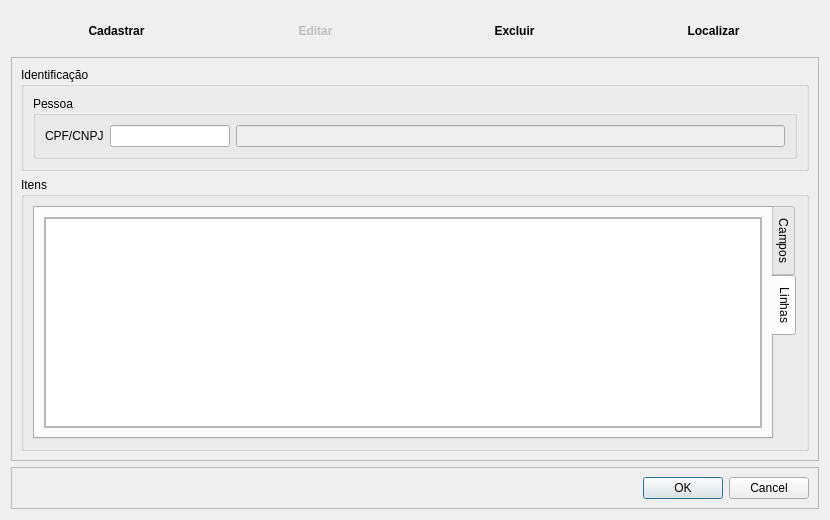
This is Resources/UI/CadastroPedido.ui in Klubas/Projeto-SOAD as Qt 5 draws it before an edit. The edited form follows.
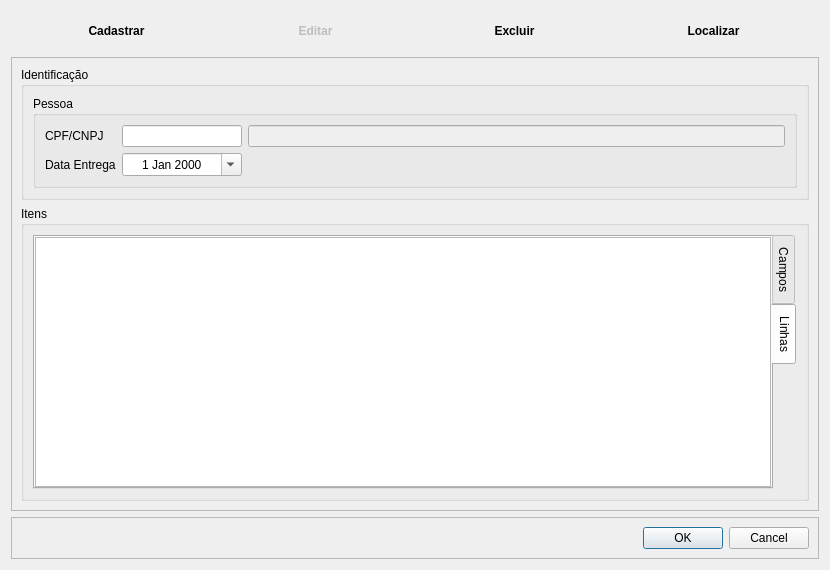
This is the edited form. The open tabs and pages were chosen to show the change.

Commit message: - Meio do cadastro de pedido

```diff
--- a/Resources/UI/CadastroPedido.ui
+++ b/Resources/UI/CadastroPedido.ui
@@ -10,7 +10,7 @@
     <x>0</x>
     <y>0</y>
     <width>830</width>
-    <height>520</height>
+    <height>570</height>
    </rect>
   </property>
   <property name="sizePolicy">
@@ -22,7 +22,7 @@
   <property name="minimumSize">
    <size>
     <width>830</width>
-    <height>520</height>
+    <height>570</height>
    </size>
   </property>
   <property name="windowTitle">
@@ -39,8 +39,6 @@
          <height>60</height>
         </size>
        </property>
-       <layout class="QHBoxLayout" name="horizontalLayout_4">
-        <item>
          <layout class="QHBoxLayout" name="horizontalLayout_3">
           <item>
            <widget class="QPushButton" name="pushButton_cadastrar">
@@ -134,8 +132,6 @@
            </widget>
           </item>
          </layout>
-        </item>
-       </layout>
       </widget>
      </item>
      <item>
@@ -149,6 +145,13 @@
        <layout class="QGridLayout" name="gridLayout_7">
         <item row="0" column="0">
          <widget class="QGroupBox" name="groupBox_identificacao">
+          <property name="font">
+           <font>
+            <weight>50</weight>
+            <bold>false</bold>
+            <kerning>true</kerning>
+           </font>
+          </property>
           <property name="title">
            <string>Identificação</string>
           </property>
@@ -159,14 +162,14 @@
               <string>Pessoa</string>
              </property>
              <layout class="QFormLayout" name="formLayout">
-              <item row="0" column="0">
+              <item row="1" column="0">
                <widget class="QLabel" name="label_documento">
                 <property name="text">
                  <string>CPF/CNPJ</string>
                 </property>
                </widget>
               </item>
-              <item row="0" column="1">
+              <item row="1" column="1">
                <layout class="QHBoxLayout" name="horizontalLayout_2">
                 <item>
                  <widget class="QLineEdit" name="lineEdit_documento">
@@ -187,6 +190,44 @@
                 </item>
                </layout>
               </item>
+              <item row="2" column="0">
+               <widget class="QLabel" name="label_data">
+                <property name="text">
+                 <string>Data Entrega</string>
+                </property>
+               </widget>
+              </item>
+              <item row="2" column="1">
+               <widget class="QDateEdit" name="dateEdit_entrega">
+                <property name="maximumSize">
+                 <size>
+                  <width>120</width>
+                  <height>16777215</height>
+                 </size>
+                </property>
+                <property name="wrapping">
+                 <bool>false</bool>
+                </property>
+                <property name="frame">
+                 <bool>true</bool>
+                </property>
+                <property name="alignment">
+                 <set>Qt::AlignCenter</set>
+                </property>
+                <property name="accelerated">
+                 <bool>false</bool>
+                </property>
+                <property name="showGroupSeparator" stdset="0">
+                 <bool>true</bool>
+                </property>
+                <property name="calendarPopup">
+                 <bool>true</bool>
+                </property>
+                <property name="timeSpec">
+                 <enum>Qt::LocalTime</enum>
+                </property>
+               </widget>
+              </item>
              </layout>
             </widget>
            </item>
@@ -195,9 +236,24 @@
         </item>
         <item row="1" column="0">
          <widget class="QGroupBox" name="groupBox_items">
+          <property name="font">
+           <font>
+            <weight>50</weight>
+            <bold>false</bold>
+           </font>
+          </property>
           <property name="title">
            <string>Itens</string>
           </property>
+          <property name="flat">
+           <bool>false</bool>
+          </property>
+          <property name="checkable">
+           <bool>false</bool>
+          </property>
+          <property name="checked">
+           <bool>false</bool>
+          </property>
           <layout class="QGridLayout" name="gridLayout_3">
            <item row="1" column="0">
             <widget class="QTabWidget" name="tabWidget">
@@ -208,7 +264,7 @@
               <enum>QTabWidget::Rounded</enum>
              </property>
              <property name="currentIndex">
-              <number>1</number>
+              <number>0</number>
              </property>
              <widget class="QWidget" name="tab_campos">
               <property name="sizePolicy">
@@ -331,6 +387,8 @@
                           <property name="font">
                            <font>
                             <pointsize>10</pointsize>
+                            <weight>50</weight>
+                            <bold>false</bold>
                            </font>
                           </property>
                           <property name="text">
@@ -352,6 +410,8 @@
                           <property name="font">
                            <font>
                             <pointsize>10</pointsize>
+                            <weight>50</weight>
+                            <bold>false</bold>
                            </font>
                           </property>
                           <property name="layoutDirection">
@@ -656,14 +716,32 @@
                         <number>6</number>
                        </property>
                        <item row="0" column="0">
+                        <layout class="QHBoxLayout" name="horizontalLayout_9">
+                         <item>
                         <widget class="QLabel" name="label_quantidade">
+                           <property name="font">
+                            <font>
+                             <pointsize>9</pointsize>
+                             <weight>50</weight>
+                             <bold>false</bold>
+                            </font>
+                           </property>
                          <property name="text">
-                          <string>Quantidade</string>
+                            <string>Quantidade (Un)</string>
                          </property>
                          <property name="wordWrap">
                           <bool>false</bool>
                          </property>
                         </widget>
+                         </item>
+                         <item>
+                          <widget class="QLabel" name="label_UNIDADE_MEDIDA">
+                           <property name="text">
+                            <string/>
+                           </property>
+                          </widget>
+                         </item>
+                        </layout>
                        </item>
                        <item row="0" column="1">
                         <layout class="QHBoxLayout" name="horizontalLayout_12">
@@ -723,11 +801,13 @@
                            </property>
                            <property name="font">
                             <font>
-                             <pointsize>8</pointsize>
+                             <pointsize>9</pointsize>
+                             <weight>50</weight>
+                             <bold>false</bold>
                             </font>
                            </property>
                            <property name="text">
-                            <string>Valor Unitário</string>
+                            <string>Valor Unitário (R$)</string>
                            </property>
                           </widget>
                          </item>
@@ -776,12 +856,13 @@
                           <widget class="QLabel" name="label_3">
                            <property name="font">
                             <font>
+                             <pointsize>9</pointsize>
                              <weight>75</weight>
                              <bold>true</bold>
                             </font>
                            </property>
                            <property name="text">
-                            <string>Total Item</string>
+                            <string>Total Item (R$)</string>
                            </property>
                           </widget>
                          </item>
@@ -830,7 +911,7 @@
                          </item>
                         </layout>
                        </item>
-                       <item row="1" column="1">
+                       <item row="2" column="1">
                         <layout class="QHBoxLayout" name="horizontalLayout_15">
                          <property name="spacing">
                           <number>10</number>
@@ -864,7 +945,7 @@
                             </font>
                            </property>
                            <property name="text">
-                            <string>Total Pedido</string>
+                            <string>Total Pedido (R$)</string>
                            </property>
                           </widget>
                          </item>
@@ -905,6 +986,9 @@
                          </item>
                         </layout>
                        </item>
+                       <item row="1" column="1">
+                        <layout class="QVBoxLayout" name="verticalLayout_4"/>
+                       </item>
                       </layout>
                      </item>
                     </layout>
@@ -999,17 +1083,26 @@
                <string>Linhas</string>
               </attribute>
               <layout class="QHBoxLayout" name="horizontalLayout_5">
+               <property name="spacing">
+                <number>0</number>
+               </property>
+               <property name="leftMargin">
+                <number>0</number>
+               </property>
+               <property name="topMargin">
+                <number>0</number>
+               </property>
+               <property name="rightMargin">
+                <number>0</number>
+               </property>
+               <property name="bottomMargin">
+                <number>0</number>
+               </property>
                <item>
-                <widget class="QFrame" name="frame_tabela">
+                <widget class="QWidget" name="widget_tabela" native="true">
                  <property name="autoFillBackground">
                   <bool>false</bool>
                  </property>
-                 <property name="frameShape">
-                  <enum>QFrame::StyledPanel</enum>
-                 </property>
-                 <property name="frameShadow">
-                  <enum>QFrame::Raised</enum>
-                 </property>
                  <layout class="QGridLayout" name="gridLayout_5">
                   <property name="leftMargin">
                    <number>0</number>
@@ -1023,11 +1116,14 @@
                   <property name="bottomMargin">
                    <number>0</number>
                   </property>
-                  <property name="spacing">
-                   <number>0</number>
-                  </property>
                   <item row="0" column="0">
                    <widget class="QTableWidget" name="tableWidget_items">
+                    <property name="autoScrollMargin">
+                     <number>17</number>
+                    </property>
+                    <property name="editTriggers">
+                     <set>QAbstractItemView::NoEditTriggers</set>
+                    </property>
                     <property name="showDropIndicator" stdset="0">
                      <bool>false</bool>
                     </property>
@@ -1043,6 +1139,12 @@
                     <property name="showGrid">
                      <bool>true</bool>
                     </property>
+                    <property name="sortingEnabled">
+                     <bool>true</bool>
+                    </property>
+                    <property name="wordWrap">
+                     <bool>false</bool>
+                    </property>
                     <attribute name="horizontalHeaderVisible">
                      <bool>false</bool>
                     </attribute>
@@ -1050,41 +1152,25 @@
                      <bool>false</bool>
                     </attribute>
                     <attribute name="horizontalHeaderHighlightSections">
+                     <bool>false</bool>
+                    </attribute>
+                    <attribute name="horizontalHeaderShowSortIndicator" stdset="0">
+                     <bool>true</bool>
+                    </attribute>
+                    <attribute name="horizontalHeaderStretchLastSection">
                      <bool>true</bool>
                     </attribute>
                     <attribute name="verticalHeaderVisible">
                      <bool>false</bool>
                     </attribute>
+                    <attribute name="verticalHeaderHighlightSections">
+                     <bool>false</bool>
+                    </attribute>
                     <column>
                      <property name="text">
                       <string>ID</string>
                      </property>
                     </column>
-                    <column>
-                     <property name="text">
-                      <string>Tipo</string>
-                     </property>
-                    </column>
-                    <column>
-                     <property name="text">
-                      <string>Descrição</string>
-                     </property>
-                    </column>
-                    <column>
-                     <property name="text">
-                      <string>Quantidade</string>
-                     </property>
-                    </column>
-                    <column>
-                     <property name="text">
-                      <string>Valor Unitário</string>
-                     </property>
-                    </column>
-                    <column>
-                     <property name="text">
-                      <string>Valor Total</string>
-                     </property>
-                    </column>
                    </widget>
                   </item>
                  </layout>
```
Lines whose indentation alone changed are shown as unchanged. The commit also changes 24 other files.
